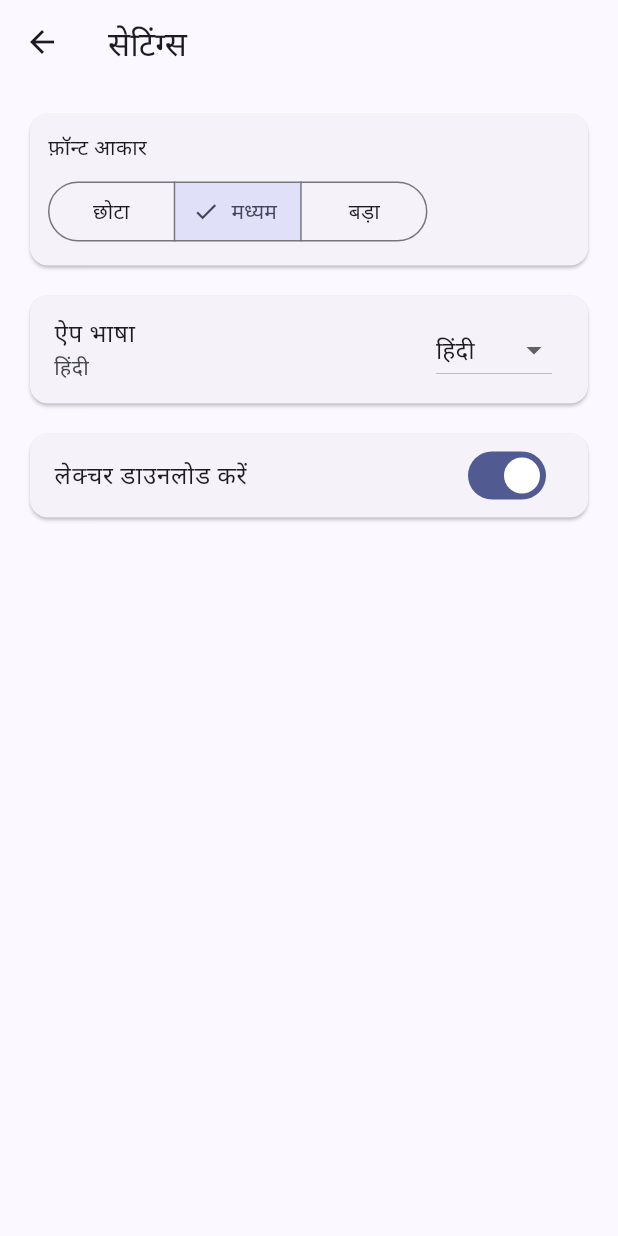
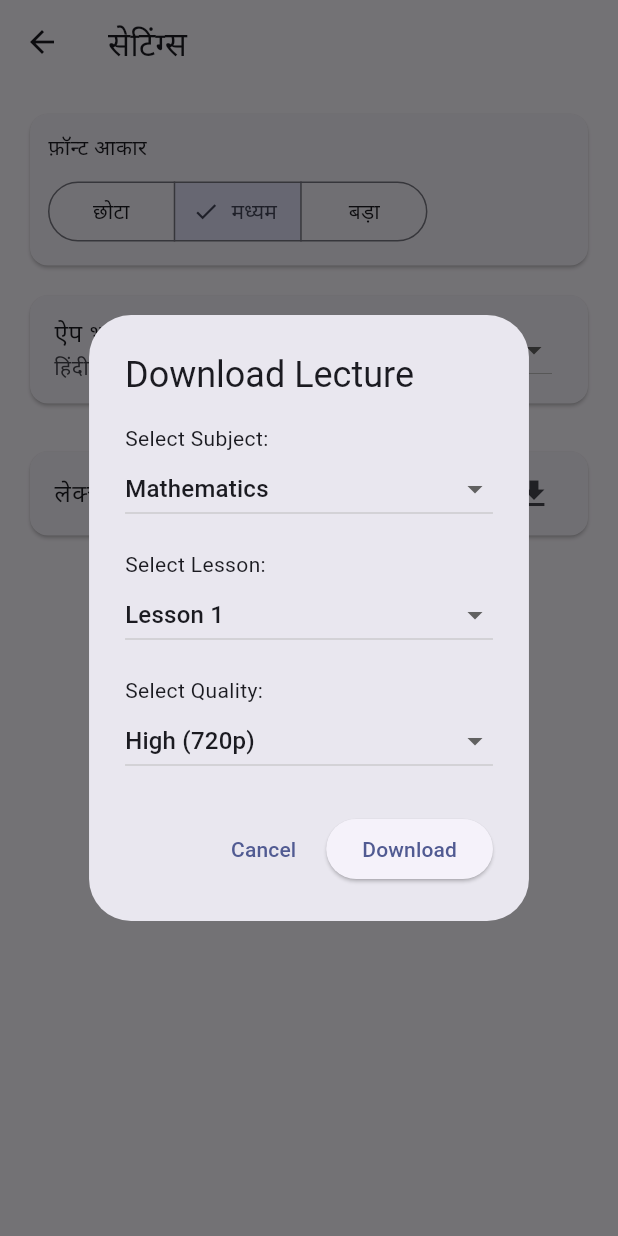
Before and after one commit to pilot32/digital_learning_platform, a Flutter app: the SettingsScreen screen opened directly, after a tap on "लेक्चर डाउनलोड करें", on a phone screen of 412 x 824 dp. Run offline on Flutter 3.47's test engine with Material 3 defaults, Android fonts, the phone set to English and light mode, and no system bars.

Commit message:
abse uday sambhalega

```diff
--- a/lib/screens/settings_screen.dart
+++ b/lib/screens/settings_screen.dart
@@ -11,6 +11,26 @@ class _SettingsScreenState extends State<SettingsScreen> {
   String _fontSize = 'Medium';
   String _language = 'हिंदी';
   bool _downloadLectures = false;
+
+  // Sample data for subjects and lessons
+  final List<String> _subjects = ['Mathematics', 'Science', 'History', 'Geography'];
+  final Map<String, List<String>> _lessons = {
+    'Mathematics': ['Lesson 1', 'Lesson 2', 'Lesson 3'],
+    'Science': ['Lesson 1', 'Lesson 2', 'Lesson 3', 'Lesson 4'],
+    'History': ['Lesson 1', 'Lesson 2'],
+    'Geography': ['Lesson 1', 'Lesson 2', 'Lesson 3', 'Lesson 4', 'Lesson 5'],
+  };
+
+  final List<String> _videoQualities = [
+    'Low (360p)',
+    'Medium (480p) recommended',
+    'High (720p)',
+    'HD (1080p)',
+  ];
+
+  String? _selectedSubject;
+  String? _selectedLesson;
+  String _selectedQuality = 'High (720p)';
 
   @override
   Widget build(BuildContext context) {
@@ -56,15 +76,129 @@ class _SettingsScreenState extends State<SettingsScreen> {
             ),
           ),
           const SizedBox(height: 12),
+          const SizedBox(height: 12),
           Card(
-            child: SwitchListTile(
+            child: ListTile(
               title: const Text('लेक्चर डाउनलोड करें'),
-              value: _downloadLectures,
-              onChanged: (v) => setState(() => _downloadLectures = v),
+              trailing: const Icon(Icons.download),
+              onTap: _showDownloadDialog,
             ),
           ),
         ],
       ),
     );
   }
+
+  Future<void> _showDownloadDialog() async {
+    _selectedSubject = _subjects.first;
+    _selectedLesson = _lessons[_selectedSubject]?.first;
+
+    return showDialog<void>(
+      context: context,
+      barrierDismissible: true,
+      builder: (BuildContext context) {
+        return StatefulBuilder(
+          builder: (context, setState) {
+            return AlertDialog(
+              title: const Text('Download Lecture'),
+              content: SingleChildScrollView(
+                child: Column(
+                  mainAxisSize: MainAxisSize.min,
+                  crossAxisAlignment: CrossAxisAlignment.stretch,
+                  children: [
+                    const Text('Select Subject:'),
+                    DropdownButton<String>(
+                      value: _selectedSubject,
+                      isExpanded: true,
+                      items: _subjects.map((String value) {
+                        return DropdownMenuItem<String>(
+                          value: value,
+                          child: Text(value),
+                        );
+                      }).toList(),
+                      onChanged: (String? newValue) {
+                        if (newValue != null) {
+                          setState(() {
+                            _selectedSubject = newValue;
+                            _selectedLesson = _lessons[newValue]?.first;
+                          });
+                        }
+                      },
+                    ),
+                    const SizedBox(height: 16),
+                    const Text('Select Lesson:'),
+                    DropdownButton<String>(
+                      value: _selectedLesson,
+                      isExpanded: true,
+                      items: _lessons[_selectedSubject]?.map((String value) {
+                        return DropdownMenuItem<String>(
+                          value: value,
+                          child: Text(value),
+                        );
+                      }).toList(),
+                      onChanged: (String? newValue) {
+                        if (newValue != null) {
+                          setState(() {
+                            _selectedLesson = newValue;
+                          });
+                        }
+                      },
+                    ),
+                    const SizedBox(height: 16),
+                    const Text('Select Quality:'),
+                    DropdownButton<String>(
+                      value: _selectedQuality,
+                      isExpanded: true,
+                      items: _videoQualities.map((String value) {
+                        return DropdownMenuItem<String>(
+                          value: value,
+                          child: Text(value),
+                        );
+                      }).toList(),
+                      onChanged: (String? newValue) {
+                        if (newValue != null) {
+                          setState(() {
+                            _selectedQuality = newValue;
+                          });
+                        }
+                      },
+                    ),
+                  ],
+                ),
+              ),
+              actions: <Widget>[
+                TextButton(
+                  child: const Text('Cancel'),
+                  onPressed: () {
+                    Navigator.of(context).pop();
+                  },
+                ),
+                ElevatedButton(
+                  child: const Text('Download'),
+                  onPressed: () {
+                    _startDownload();
+                    Navigator.of(context).pop();
+                  },
+                ),
+              ],
+            );
+          },
+        );
+      },
+    );
+  }
+
+  void _startDownload() {
+    // Show a snackbar when download starts
+    ScaffoldMessenger.of(context).showSnackBar(
+      SnackBar(
+        content: Text('Downloading $_selectedLesson of $_selectedSubject in $_selectedQuality...'),
+        duration: const Duration(seconds: 3),
+      ),
+    );
+
+    // Here you would typically start the actual download process
+    // For example:
+    // downloadService.downloadLecture(_selectedSubject!, _selectedLesson!);
+  }
 }
```
